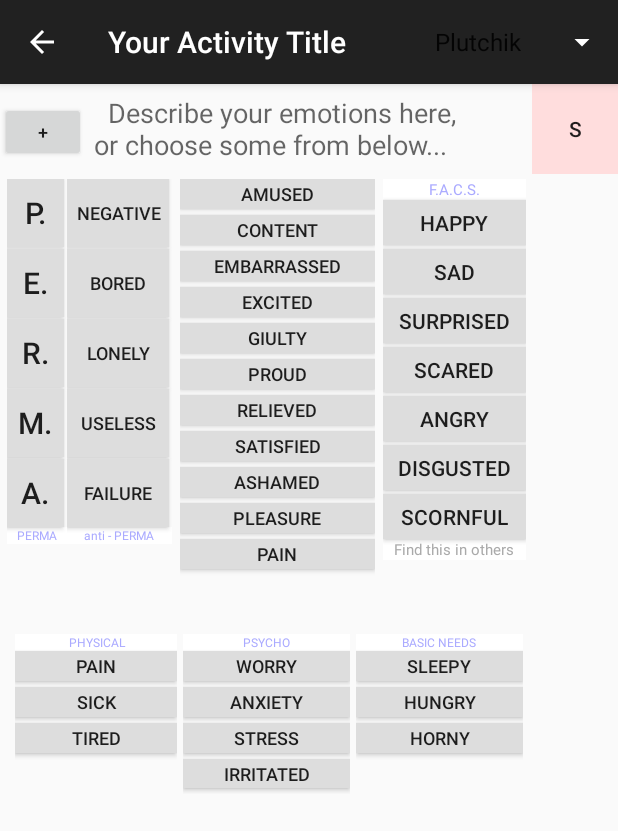
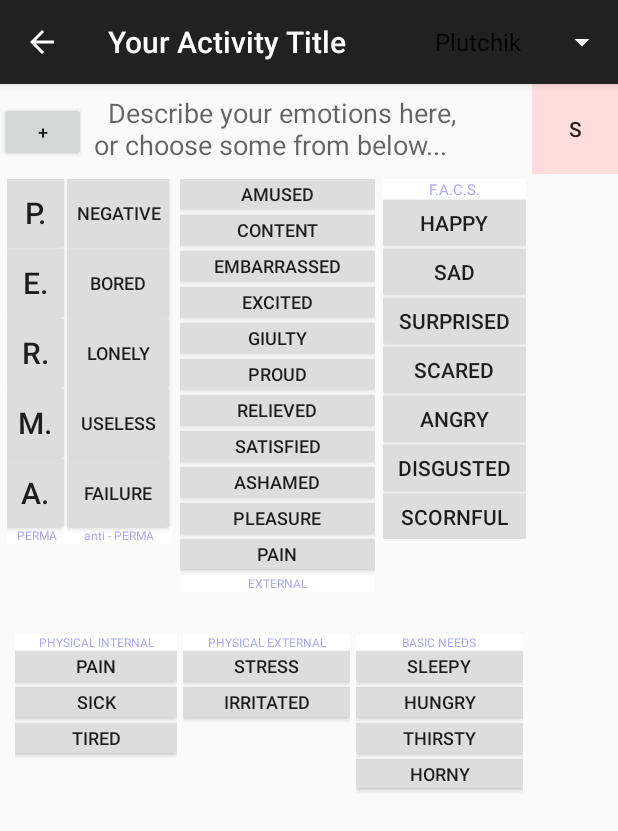
Before and after one commit to kowaraj/misc, an Android app: the screen it shows after launch (ChatClient), after a tap on an icon or button, on a phone screen of 412 x 824 dp. Shown: the top 831 px of the screen. Run offline under Robolectric (Android 15) with nearby library versions, the phone set to English and light mode, and no system bars.

Commit message:
Fix non-Plutchik's list (irritated, pain, thirsty)

```diff
--- a/android/Lexithymia/app/src/main/java/com/example/kj/lexithymia/ChatClient.java
+++ b/android/Lexithymia/app/src/main/java/com/example/kj/lexithymia/ChatClient.java
@@ -106,9 +106,10 @@
 
         messageList = findViewById(R.id.messageList);
 
+        try {
             sa = new StorageAccess(mContext);
             String json_str = sa.loadData();
-        if ((json_str == null) || (json_str.length()==0)) {
+            if ((json_str == null) || (json_str.length() == 0)) {
                 AssetsAccess aa = new AssetsAccess(mContext);
                 json_str = aa.get();
                 data = new Data(json_str);
@@ -116,6 +117,10 @@
             } else {
                 data = new Data(json_str);
             }
+        } catch (Exception e) {
+            data = new Data();
+        }
+
         mAdapter = new MyAdapter(this, data.get());
 
         messageList.removeAllViewsInLayout();
@@ -167,21 +172,22 @@
         toggleButtonIDs.add(R.id.tbe2);
         toggleButtonIDs.add(R.id.tbe3);
         toggleButtonIDs.add(R.id.tbe4);
-        toggleButtonIDs.add(R.id.tbe5);
         toggleButtonIDs.add(R.id.tbe6);
         toggleButtonIDs.add(R.id.tbe7);
         toggleButtonIDs.add(R.id.tbe8);
         toggleButtonIDs.add(R.id.tbe9);
+        toggleButtonIDs.add(R.id.tbe10);
 
         for (Integer tbid: toggleButtonIDs) {
             ((ToggleButton) findViewById(tbid)).setOnClickListener(this);
         }
 
-
-        RelativeLayout lo_nonplutchik = (RelativeLayout) findViewById(R.id.lo_nonplutchik);
-        RelativeLayout lo_plutchik = (RelativeLayout) findViewById(R.id.lo_plutchik);
-        lo_nonplutchik.setVisibility(View.GONE);
-        lo_plutchik.setVisibility(View.VISIBLE);
+        switchMode("Plutchik");
+//
+//        RelativeLayout lo_nonplutchik = (RelativeLayout) findViewById(R.id.lo_nonplutchik);
+//        RelativeLayout lo_plutchik = (RelativeLayout) findViewById(R.id.lo_plutchik);
+//        lo_nonplutchik.setVisibility(View.GONE);
+//        lo_plutchik.setVisibility(View.VISIBLE);
 
         ImageView image  = (ImageView) findViewById(R.id.plutchik);
         image.setOnTouchListener(this);
@@ -349,18 +355,25 @@
 
         RelativeLayout lo_nonp = findViewById(R.id.lo_nonplutchik);
         RelativeLayout lo_p = findViewById(R.id.lo_plutchik);
-
+        LinearLayout lo_emolist = findViewById(R.id.lo_emolist);
 
         if (mode.toString().equals("Seligman")) {
             lo_nonp.setVisibility(View.VISIBLE);
             lo_p.setVisibility(View.GONE);
-        } else if (mode.toString().equals("Ekman")) {
+            lo_emolist.setVisibility(View.GONE);
+        }
+        else if (mode.toString().equals("Ekman")) {
 
-        } else if (mode.toString().equals("Plutchik")) {
+        }
+        else if (mode.toString().equals("Plutchik")) {
             lo_nonp.setVisibility(View.GONE);
             lo_p.setVisibility(View.VISIBLE);
-        } else if (mode.toString().equals("You")) {
-
+            lo_emolist.setVisibility(View.GONE);
+        }
+        else if (mode.toString().equals("You")) {
+            lo_nonp.setVisibility(View.GONE);
+            lo_p.setVisibility(View.GONE);
+            lo_emolist.setVisibility(View.VISIBLE);
         }
         else {
 
--- a/android/Lexithymia/app/src/main/java/com/example/kj/lexithymia/Constants.java
+++ b/android/Lexithymia/app/src/main/java/com/example/kj/lexithymia/Constants.java
@@ -62,12 +62,12 @@
         public static final String Sick = "sick, sick";
         public static final String Tired = "tired, tired";
         // phychiatry
-        public static final String Worry = "worry, worried";
-        public static final String Anxiety = "anxiety, anxious";
+        public static final String Irritated = "irritation, irritated";
         public static final String Stress = "stress, stressed out";
         // need for basic stuff
         public static final String Sleepy = "sleepy, sleepy";
         public static final String Hungry = "hungry, hungry";
+        public static final String Thirsty = "thirsty, thirsty";
         public static final String Horny = "horny, horny";
     }
 
--- a/android/Lexithymia/app/src/main/java/com/example/kj/lexithymia/MainActivity.java
+++ b/android/Lexithymia/app/src/main/java/com/example/kj/lexithymia/MainActivity.java
@@ -52,9 +52,13 @@
 
         Log.i(TAG, "onCreate");
 
-        Intent in = new Intent(this, ChatClient.class);
-        in.putExtra("msg", "dummy");
-        startActivity(in);
+        try {
+            Intent in = new Intent(this, ChatClient.class);
+            in.putExtra("msg", "dummy");
+            startActivity(in);
+        } catch (Exception e) {
+
+        }
 
     }
 
--- a/android/Lexithymia/app/src/main/res/layout/chat_example.xml
+++ b/android/Lexithymia/app/src/main/res/layout/chat_example.xml
@@ -81,7 +81,8 @@
         <RelativeLayout
             android:id="@+id/lo_nonplutchik"
             android:layout_width="match_parent"
-            android:layout_height="match_parent">
+            android:layout_height="match_parent"
+            android:visibility="visible">
 
             <LinearLayout
                 android:id="@+id/lo_modifiers"
@@ -106,7 +107,7 @@
                         android:layout_width="match_parent"
                         android:layout_height="wrap_content"
                         android:background="#FFF"
-                        android:text="PHYSICAL"
+                        android:text="PHYSICAL INTERNAL"
                         android:textAlignment="center"
                         android:textColor="#aaf"
                         android:textSize="8sp" />
@@ -163,38 +164,10 @@
                         android:layout_width="match_parent"
                         android:layout_height="wrap_content"
                         android:background="#FFF"
-                        android:text="PSYCHO"
+                        android:text="PHYSICAL EXTERNAL"
                         android:textAlignment="center"
                         android:textColor="#aaf"
                         android:textSize="8sp" />
-
-                    <ToggleButton
-                        android:id="@+id/tbe4"
-                        android:layout_width="match_parent"
-                        android:layout_height="wrap_content"
-                        android:layout_marginBottom="4dp"
-                        android:background="@drawable/my_togglebutton"
-                        android:contentDescription="EXTRA.Worry"
-                        android:hint="in your head"
-                        android:minHeight="20dp"
-                        android:text="ToggleButton"
-                        android:textOff="Worry"
-                        android:textOn="Worried"
-                        android:textSize="12sp" />
-
-                    <ToggleButton
-                        android:id="@+id/tbe5"
-                        android:layout_width="match_parent"
-                        android:layout_height="wrap_content"
-                        android:layout_marginBottom="4dp"
-                        android:background="@drawable/my_togglebutton"
-                        android:contentDescription="EXTRA.Anxiety"
-                        android:hint="in your body"
-                        android:minHeight="20dp"
-                        android:text="ToggleButton"
-                        android:textOff="Anxiety"
-                        android:textOn="Anxious"
-                        android:textSize="12sp" />
 
                     <ToggleButton
                         android:id="@+id/tbe6"
@@ -269,6 +242,20 @@
                         android:textSize="12sp" />
 
                     <ToggleButton
+                        android:id="@+id/tbe4"
+                        android:layout_width="match_parent"
+                        android:layout_height="wrap_content"
+                        android:layout_marginBottom="4dp"
+                        android:background="@drawable/my_togglebutton"
+                        android:contentDescription="EXTRA.Thirsty"
+                        android:hint="in your head"
+                        android:minHeight="20dp"
+                        android:text="ToggleButton"
+                        android:textOff="Thirsty"
+                        android:textOn="Thirsty"
+                        android:textSize="12sp" />
+
+                    <ToggleButton
                         android:id="@+id/tbe9"
                         android:layout_width="match_parent"
                         android:layout_height="wrap_content"
@@ -286,7 +273,7 @@
             <LinearLayout
                 android:id="@+id/lo_ekman_facs"
                 android:layout_width="95dp"
-                android:layout_height="match_parent"
+                android:layout_height="wrap_content"
                 android:layout_gravity="top|right"
                 android:layout_marginLeft="5dp"
                 android:layout_marginRight="0dp"
@@ -393,15 +380,6 @@
                     android:textOff="Scornful"
                     android:textOn="Contempt" />
 
-                <TextView
-                    android:id="@+id/textView11"
-                    android:layout_width="match_parent"
-                    android:layout_height="wrap_content"
-                    android:background="#FFF"
-                    android:text="Find this in others"
-                    android:textAlignment="center"
-                    android:textColor="@android:color/darker_gray"
-                    android:textSize="10sp" />
             </LinearLayout>
 
             <LinearLayout
@@ -557,12 +535,22 @@
                     android:textOn="In pain"
                     android:textSize="12sp" />
 
+                <TextView
+                    android:id="@+id/textView"
+                    android:layout_width="match_parent"
+                    android:layout_height="wrap_content"
+                    android:background="#FFF"
+                    android:text="EXTERNAL"
+                    android:textAlignment="center"
+                    android:textColor="#aaf"
+                    android:textSize="8sp" />
+
             </LinearLayout>
 
             <LinearLayout
                 android:id="@+id/lo_antiperma"
                 android:layout_width="70dp"
-                android:layout_height="match_parent"
+                android:layout_height="wrap_content"
                 android:layout_gravity="top|left|center_horizontal"
                 android:layout_toEndOf="@+id/lo_perma"
                 android:gravity="top"
@@ -652,7 +640,7 @@
             <LinearLayout
                 android:id="@+id/lo_perma"
                 android:layout_width="40dp"
-                android:layout_height="match_parent"
+                android:layout_height="wrap_content"
                 android:layout_gravity="top|left|center_horizontal"
                 android:orientation="vertical"
                 android:visibility="visible"
@@ -748,14 +736,14 @@
             android:layout_height="match_parent"
             android:layout_alignParentStart="true"
             android:layout_below="@+id/l1"
-            android:layout_marginTop="385dp"
+            android:layout_marginTop="10dp"
             android:orientation="vertical"
             android:visibility="gone">
 
             <ListView
                 android:id="@+id/messageList"
                 android:layout_width="365dp"
-                android:layout_height="150dp" />
+                android:layout_height="match_parent" />
         </LinearLayout>
 
         <RelativeLayout
```
Lines whose indentation alone changed are shown as unchanged.
